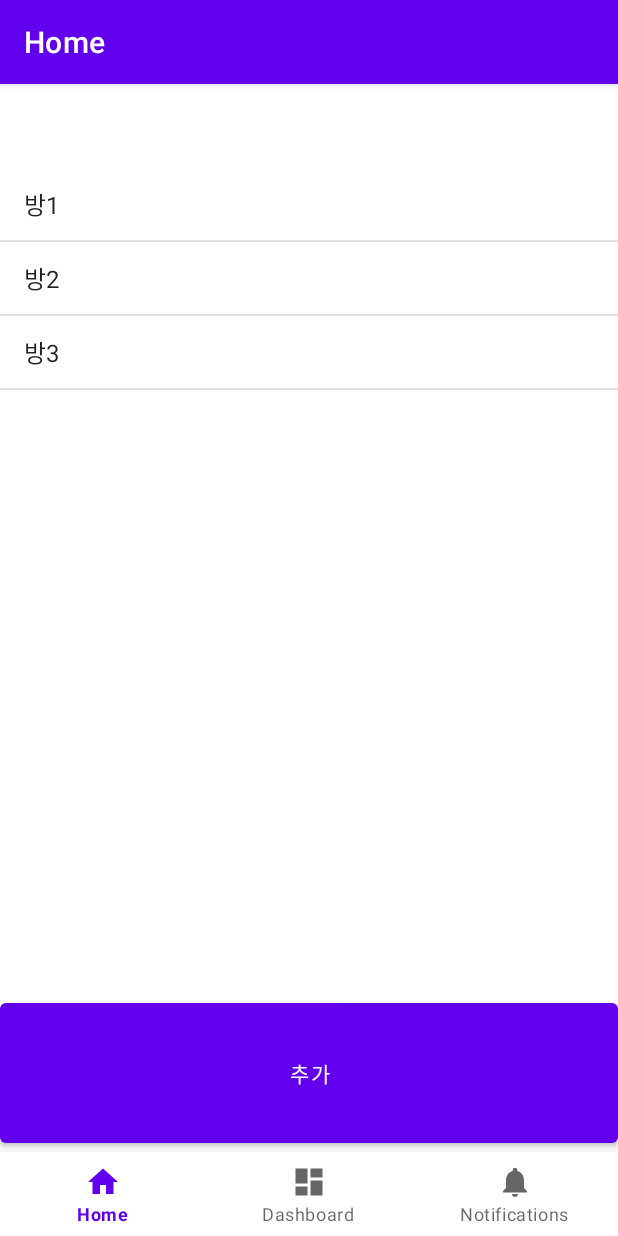
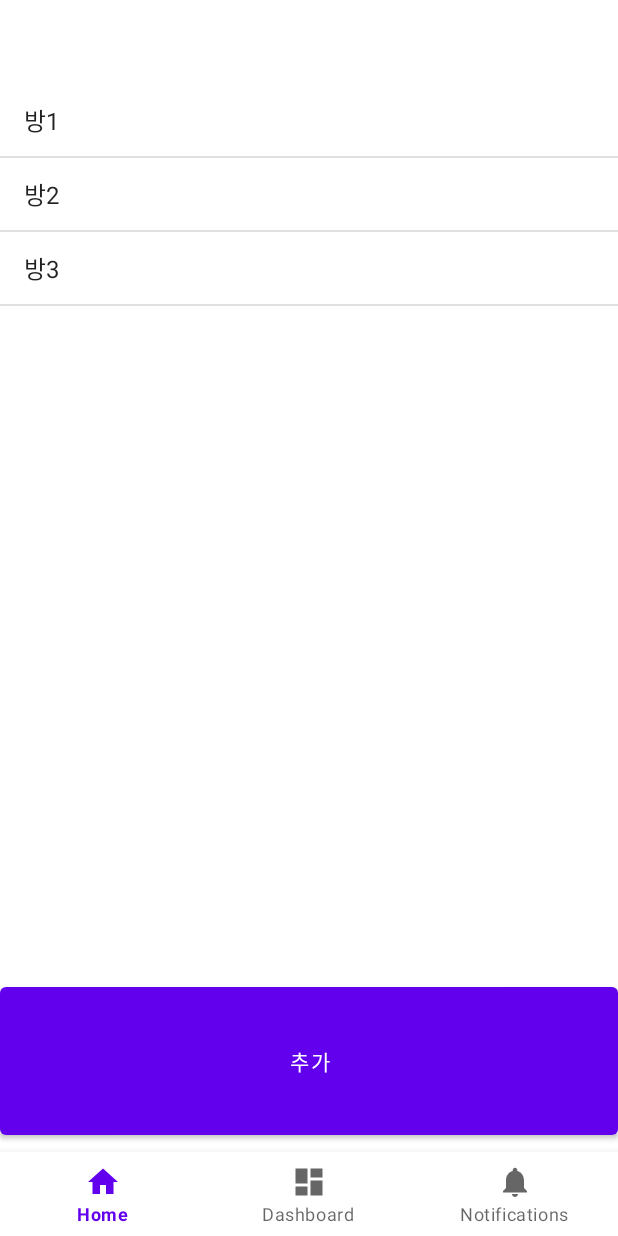
Before and after one commit to kookmin-sw/capstone-2021-36, an Android app: the MainActivity screen opened directly, with no data from a screen before it, on a phone screen of 412 x 824 dp. Run offline under Robolectric (Android 15) with nearby library versions, the phone set to English and light mode, and no system bars; our stand-ins replace navigation-ui; libraries missing offline, so code that uses them is left out: com.gun0912.tedpermission.

Commit message:
delete actionBar,Title

```diff
--- a/capstone_36team/app/src/main/java/com/example/capstone_36team/MainActivity.java
+++ b/capstone_36team/app/src/main/java/com/example/capstone_36team/MainActivity.java
@@ -31,7 +31,6 @@
                 R.id.navigation_home, R.id.navigation_dashboard, R.id.navigation_notifications)
                 .build();
         NavController navController = Navigation.findNavController(this, R.id.nav_host_fragment);
-        NavigationUI.setupActionBarWithNavController(this, navController, appBarConfiguration);
         NavigationUI.setupWithNavController(navView, navController);
 
 
--- a/capstone_36team/app/src/main/res/values/themes.xml
+++ b/capstone_36team/app/src/main/res/values/themes.xml
@@ -12,5 +12,7 @@
         <!-- Status bar color. -->
         <item name="android:statusBarColor" tools:targetApi="l">?attr/colorPrimaryVariant</item>
         <!-- Customize your theme here. -->
+        <item name="windowActionBar">false</item>
+        <item name="windowNoTitle">true</item>
     </style>
 </resources>
```
